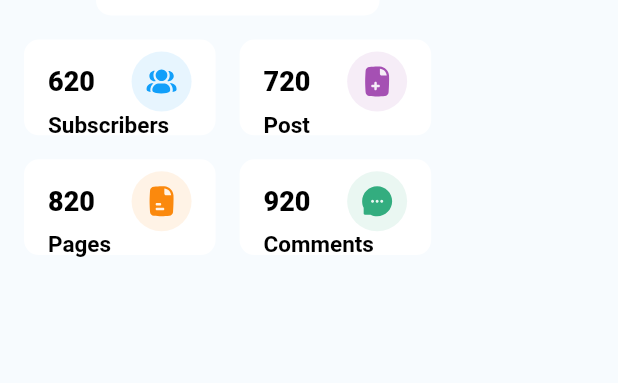
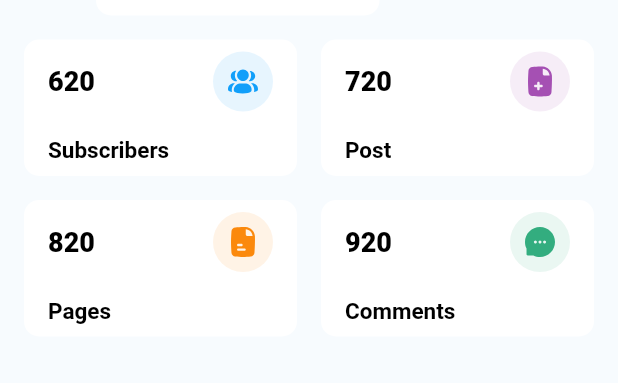
Before and after one commit to Rashadul-hub/admin_pannel, a Flutter app: the screen it shows after launch, on a phone screen of 412 x 824 dp, the part 97-480 px from its top. Run offline on Flutter 3.47's test engine with Material 2 defaults, Android fonts, the phone set to English and light mode, and no system bars; our stand-ins replace flutter_svg.

Commit message:
Updated dashboard_contents :+1:
Responsive Screen Installed For Mobile Version  :arrow_down:

if (!Responsive.isMobile(context))

```diff
--- a/lib/screens/components/dashboard_contents.dart
+++ b/lib/screens/components/dashboard_contents.dart
@@ -1,4 +1,5 @@
 import 'package:admin_pannel/constants/constants.dart';
+import 'package:admin_pannel/constants/responsive.dart';
 import 'package:admin_pannel/screens/components/custom_appbar.dart';
 import 'package:flutter/material.dart';
 
@@ -24,10 +25,11 @@
                 flex: 5,
                 child: AnalyticCards(),
               ),
-              Expanded(
-                flex: 2,
-                child: Container(),
-              ),
+              if (!Responsive.isMobile(context))
+                Expanded(
+                  flex: 2,
+                  child: Container(),
+                ),
             ],
           ),
         ],
```
